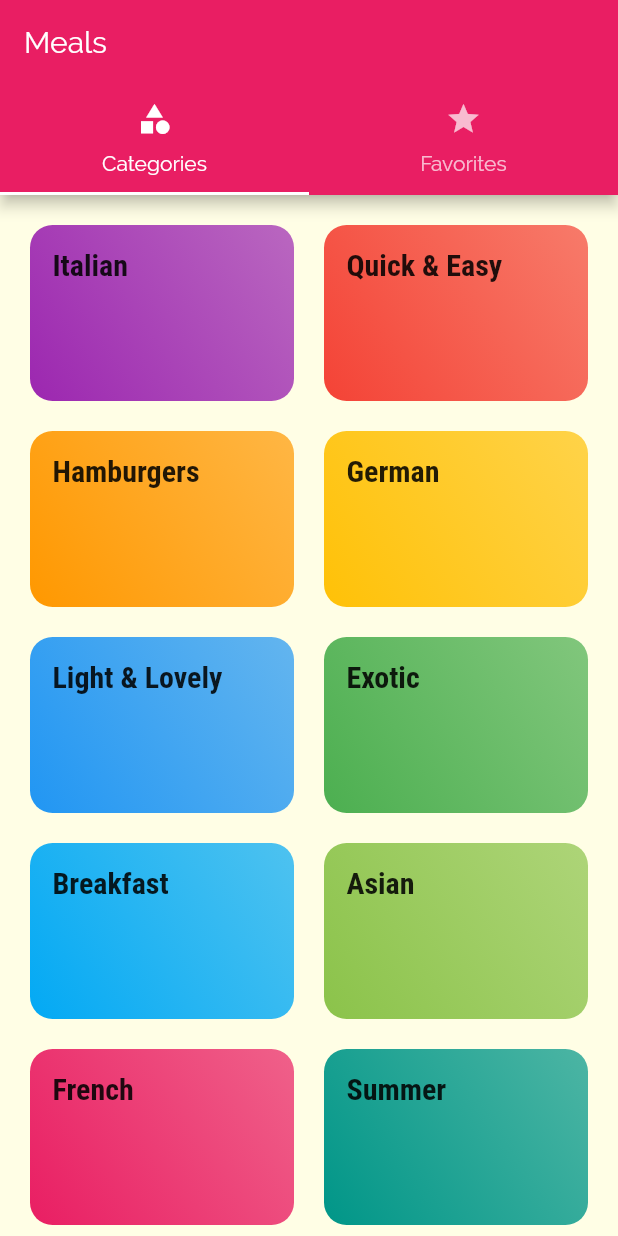
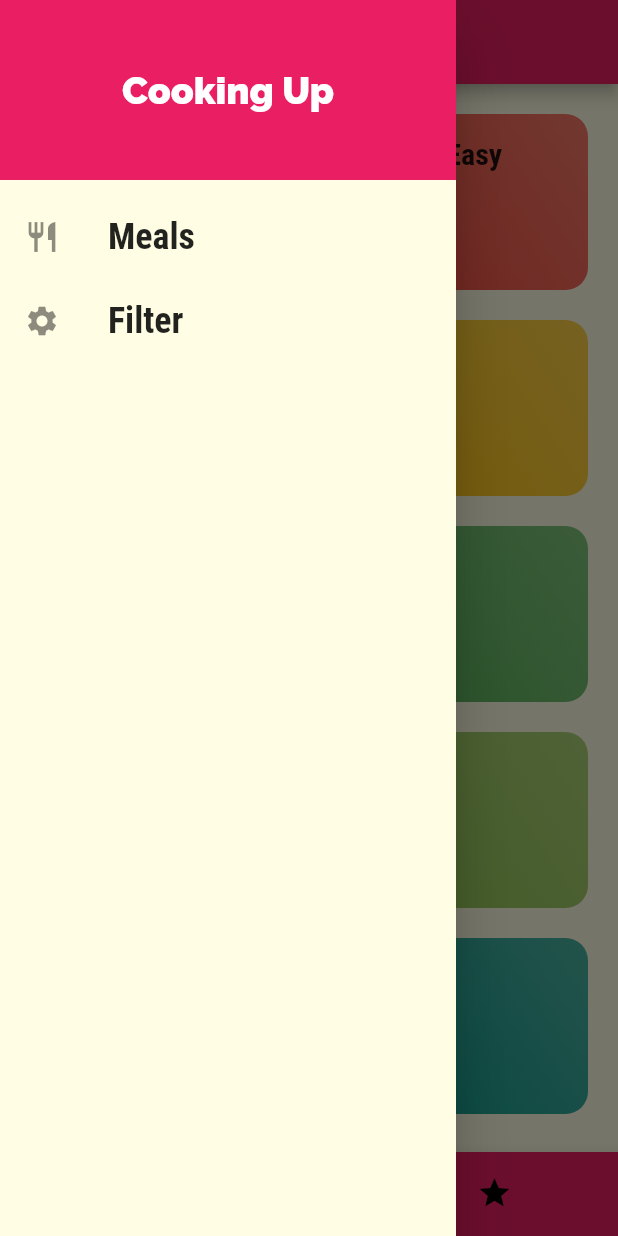
Before and after one commit to magerngulik/meals_app, a Flutter app: the screen it shows after launch, with the side drawer open (before the commit the screen has no drawer), on a phone screen of 412 x 824 dp. Run offline on Flutter 3.47's test engine with Material 2 defaults, Android fonts, the phone set to English and light mode, and no system bars; missing offline and left inert: dart:html.

Commit message:
176 adding a custom drawer

```diff
--- a/lib/screens/tabs_screen.dart
+++ b/lib/screens/tabs_screen.dart
@@ -3,34 +3,56 @@ import 'package:flutter/src/widgets/framework.dart';
 import 'package:flutter/material.dart';
 import '../screens/categories_screens.dart';
 import '../screens/favorite_screen.dart';
+import '../widgets/main_drawer.dart';
 
 class TabsScreen extends StatefulWidget {
   static const routeName = '/TabsScreen';
+
   @override
   State<TabsScreen> createState() => _TabsScreenState();
 }
 
 class _TabsScreenState extends State<TabsScreen> {
+  int _selectedScreenIndex = 0;
+  final List<Map<String, Object>> _pages = [
+    {'page': CategoriesScreen(), 'title': 'Categories'},
+    {'page': FavoriteScreen(), 'title': 'Your Favorite'}
+  ];
+
+  //tidak paham cara kerja nya
+  void selectPage(int index) {
+    setState(() {
+      _selectedScreenIndex = index;
+    });
+  }
+
   @override
   Widget build(BuildContext context) {
-    return DefaultTabController(
-      length: 2,
-      child: Scaffold(
-        appBar: AppBar(
-          title: Text('Meals'),
-          bottom: TabBar(tabs: [
-            Tab(
-              icon: Icon(Icons.category),
-              text: 'Categories',
-            ),
-            Tab(
-              icon: Icon(Icons.star),
-              text: 'Favorites',
-            ),
+    return Scaffold(
+      drawer: MainDrawer(),
+
+      appBar: AppBar(
+        title: Text(_pages[_selectedScreenIndex]['title']),
+      ),
+      body: _pages[_selectedScreenIndex]['page'],
+      // TabBarView(children: [CategoriesScreen(), FavoriteScreen()]),
+      bottomNavigationBar: BottomNavigationBar(
+          unselectedItemColor: Colors.black,
+          selectedItemColor: Colors.white,
+          currentIndex: _selectedScreenIndex,
+          onTap: selectPage,
+          backgroundColor: Theme.of(context).primaryColor,
+          type: BottomNavigationBarType.shifting,
+          items: [
+            BottomNavigationBarItem(
+                backgroundColor: Theme.of(context).primaryColor,
+                icon: Icon(Icons.category),
+                label: 'Categories'),
+            BottomNavigationBarItem(
+                backgroundColor: Theme.of(context).primaryColor,
+                icon: Icon(Icons.star),
+                label: 'Favorite'),
           ]),
-        ),
-        body: TabBarView(children: [CategoriesScreen(), FavoriteScreen()]),
-      ),
     );
   }
 }
--- /dev/null
+++ b/lib/widgets/main_drawer.dart
@@ -0,0 +1,43 @@
+import 'package:flutter/material.dart';
+
+class MainDrawer extends StatelessWidget {
+  Widget buildListTile(String title, IconData icon, Function tapHandler) {
+    return ListTile(
+      leading: Icon(
+        icon,
+      ),
+      title: Text(
+        title,
+        style: TextStyle(
+            fontFamily: 'RobotoCondensed',
+            fontSize: 24,
+            fontWeight: FontWeight.w700),
+      ),
+      onTap: tapHandler,
+    );
+  }
+
+  @override
+  Widget build(BuildContext context) {
+    return Drawer(
+        child: Column(children: [
+      Container(
+        color: Theme.of(context).primaryColor,
+        height: 120,
+        width: double.infinity,
+        padding: EdgeInsets.all(20),
+        alignment: Alignment.center,
+        child: Text(
+          'Cooking Up',
+          style: TextStyle(
+              fontSize: 25, fontWeight: FontWeight.w900, color: Colors.white),
+        ),
+      ),
+      SizedBox(
+        height: 10,
+      ),
+      buildListTile('Meals', Icons.restaurant, () {}),
+      buildListTile('Filter', Icons.settings, () {}),
+    ]));
+  }
+}
```
